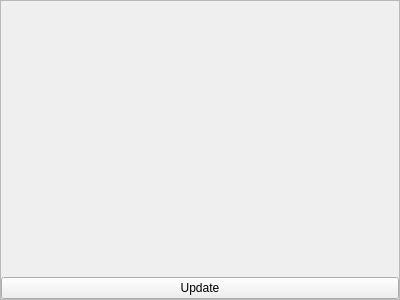
FRIBDAQ/SpecTcl, file src/SpectrumViewer.ui: the form before one commit.
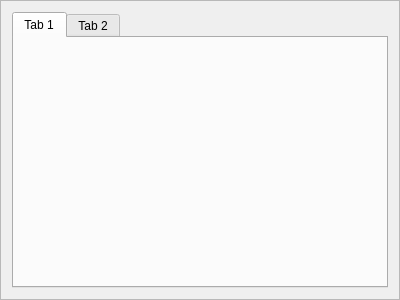
The form after the commit.

Commit message: Separates update button to a control panel + tabs

The edit to the form file:
```diff
--- a/src/SpectrumViewer.ui
+++ b/src/SpectrumViewer.ui
@@ -25,32 +25,23 @@
   <property name="frameShadow">
    <enum>QFrame::Raised</enum>
   </property>
-  <layout class="QGridLayout" name="gridLayout_2">
-   <property name="margin">
-    <number>0</number>
-   </property>
+  <layout class="QGridLayout" name="gridLayout">
    <item row="0" column="0">
-    <layout class="QGridLayout" name="gridLayout">
-     <item row="1" column="0">
-      <widget class="QPushButton" name="updateButton">
-       <property name="text">
-        <string>Update</string>
-       </property>
-      </widget>
-     </item>
-     <item row="0" column="0">
-      <widget class="QWidget" name="widget" native="true">
-       <layout class="QGridLayout" name="gridLayout_4">
-        <property name="margin">
-         <number>0</number>
-        </property>
-        <item row="0" column="0">
-         <layout class="QGridLayout" name="gridLayout_3"/>
-        </item>
-       </layout>
-      </widget>
-     </item>
-    </layout>
+    <widget class="QTabWidget" name="pTabWidget">
+     <property name="currentIndex">
+      <number>0</number>
+     </property>
+     <widget class="QWidget" name="tab">
+      <attribute name="title">
+       <string>Tab 1</string>
+      </attribute>
+     </widget>
+     <widget class="QWidget" name="tab_2">
+      <attribute name="title">
+       <string>Tab 2</string>
+      </attribute>
+     </widget>
+    </widget>
    </item>
   </layout>
  </widget>
```
The commit also changes 10 other files.
